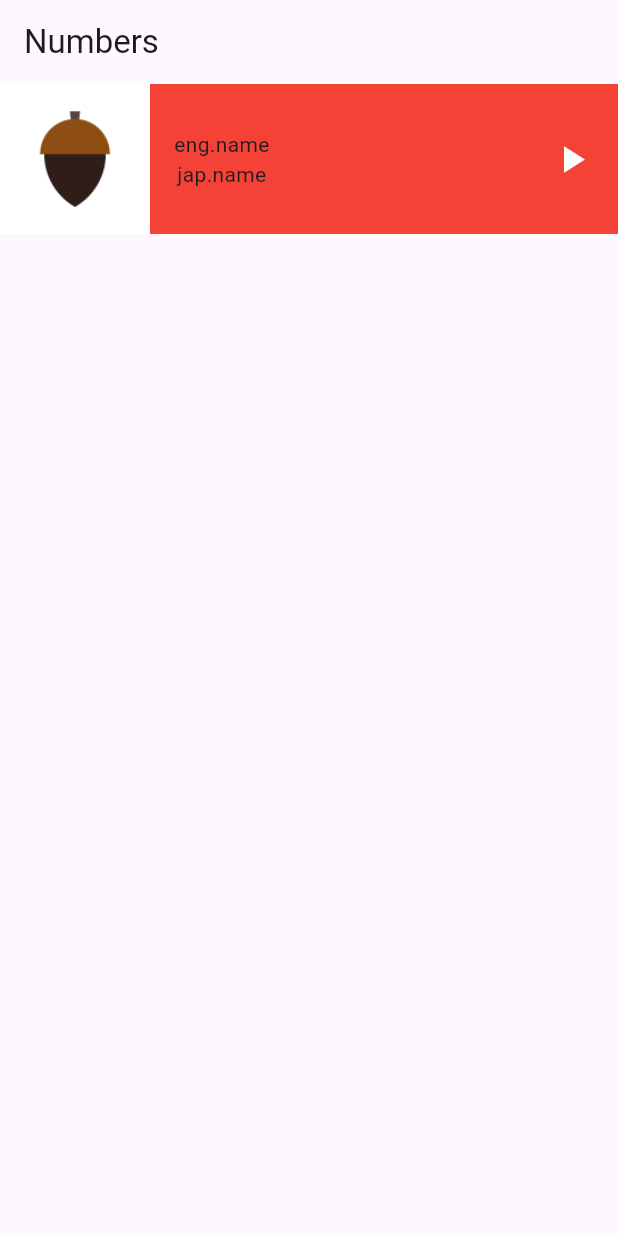
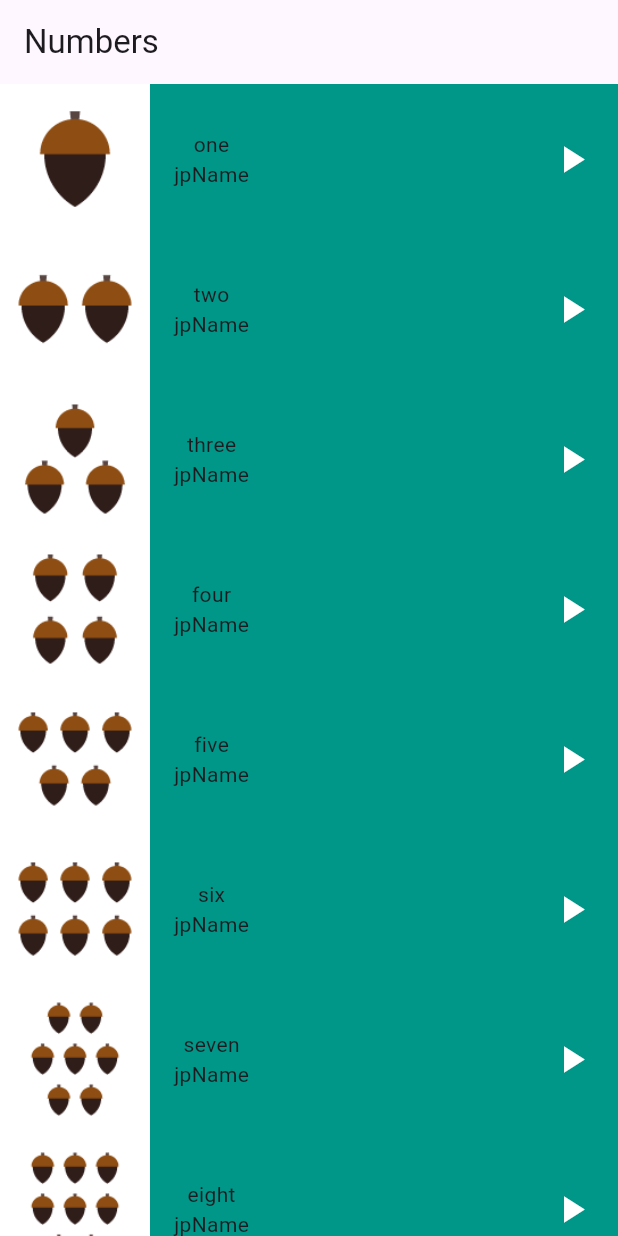
Before and after one commit to sayedyounis00/toku_app, a Flutter app: the NumberPage screen opened directly, on a phone screen of 412 x 824 dp. Run offline on Flutter 3.47's test engine with Material 3 defaults, Android fonts, the phone set to English and light mode, and no system bars.

Commit message:
finishing numbers page and make item data file

```diff
--- /dev/null
+++ b/lib/Model/item_data.dart
@@ -0,0 +1,6 @@
+class ItemData {
+  final String assetpath;
+  final String enName;
+  final String jpName;
+  ItemData({required this.assetpath, required this.enName, required this.jpName,});
+}
--- a/lib/Screens/numbers_page.dart
+++ b/lib/Screens/numbers_page.dart
@@ -1,9 +1,55 @@
 import 'package:flutter/material.dart';
 import 'package:toku_app/Widget/item.dart';
 
+import '../Model/item_data.dart';
+
+List<ItemData> numberData = [
+  ItemData(
+      assetpath: 'assets/images/numbers/number_one.png',
+      enName: "one",
+      jpName: 'jpName'),
+  ItemData(
+      assetpath: 'assets/images/numbers/number_two.png',
+      enName: 'two',
+      jpName: 'jpName'),
+  ItemData(
+      assetpath: 'assets/images/numbers/number_three.png',
+      enName: 'three',
+      jpName: 'jpName'),
+  ItemData(
+      assetpath: 'assets/images/numbers/number_four.png',
+      enName: 'four',
+      jpName: 'jpName'),
+  ItemData(
+      assetpath: 'assets/images/numbers/number_five.png',
+      enName: 'five',
+      jpName: 'jpName'),
+  ItemData(
+      assetpath: 'assets/images/numbers/number_six.png',
+      enName: 'six',
+      jpName: 'jpName'),
+  ItemData(
+      assetpath: 'assets/images/numbers/number_seven.png',
+      enName: 'seven',
+      jpName: 'jpName'),
+  ItemData(
+      assetpath: 'assets/images/numbers/number_eight.png',
+      enName: 'eight',
+      jpName: 'jpName'),
+  ItemData(
+      assetpath: 'assets/images/numbers/number_nine.png',
+      enName: 'nine',
+      jpName: 'jpName'),
+  ItemData(
+      assetpath: 'assets/images/numbers/number_ten.png',
+      enName: 'ten',
+      jpName: 'jpName'),
+];
+
 class NumberPage extends StatelessWidget {
-  const NumberPage({super.key});
-
+  const NumberPage({
+    super.key,
+  });
   @override
   Widget build(BuildContext context) {
     return Scaffold(
@@ -11,9 +57,12 @@ class NumberPage extends StatelessWidget {
         title: const Text("Numbers"),
       ),
       body: ListView.builder(
-        itemCount: 1,
+        itemCount: numberData.length,
         itemBuilder: (BuildContext context, int index) {
-          return Item();
+          return Item(
+            numberData: numberData[index],
+            color: Colors.teal,
+          );
         },
       ),
     );
--- a/lib/Widget/item.dart
+++ b/lib/Widget/item.dart
@@ -1,11 +1,17 @@
 import 'package:flutter/material.dart';
 
+import '../Model/item_data.dart';
+
 class Item extends StatelessWidget {
-  const Item({super.key});
+  const Item({required this.numberData, required this.color});
+
+  final ItemData numberData;
+  final Color color;
+
   @override
   Widget build(BuildContext context) {
     return Container(
-      color: Colors.red,
+      color: color,
       height: 100,
       width: double.infinity,
       child: Row(
@@ -14,15 +20,15 @@ class Item extends StatelessWidget {
             height: 100,
             width: 100,
             color: Colors.white,
-            child: Image.asset("assets/images/numbers/number_one.png"),
+            child: Image.asset(numberData.assetpath),
           ),
-          const Padding(
-            padding: EdgeInsets.only(left: 16.0),
+          Padding(
+            padding: const EdgeInsets.only(left: 16.0),
             child: Column(
               mainAxisAlignment: MainAxisAlignment.center,
               children: [
-                Text("eng.name"),
-                Text("jap.name"),
+                Text(numberData.enName),
+                Text(numberData.jpName),
               ],
             ),
           ),
```
